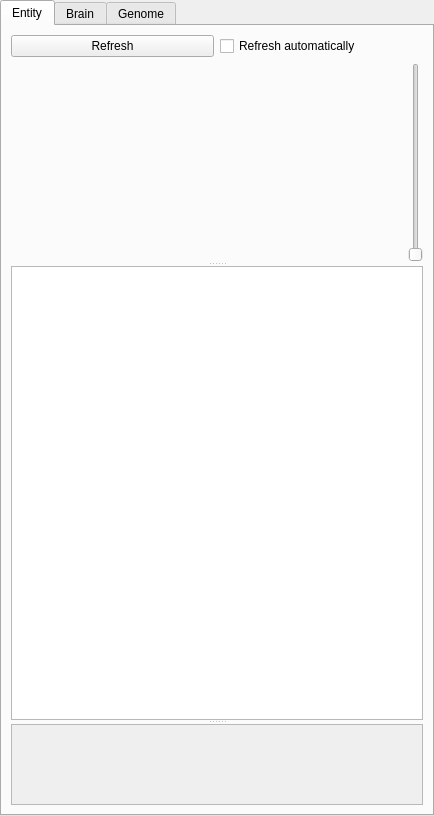
Old version of the form src/InspectorPanel.ui in the repository SebastianTroy/EoBE.
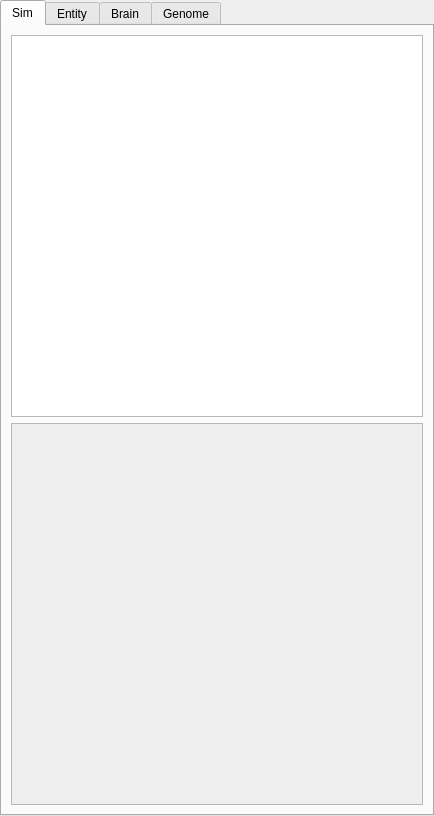
New version of the form. Custom widgets are drawn as their Qt base class.

Commit message: Added Sim tab to Inspector UI, and reduced control complexity -Removed fixed seed from main (left in from for testing QuadTree performance) -Inspector UI now updates at a fixed frequency, rather than each tick -InspectorUI now always updates automatically, with no switch to turn it off -Entity tab now hidden when no entity is selected -EntityProperty is now just Generic Property so that other classes can use it

```diff
--- a/src/InspectorPanel.ui
+++ b/src/InspectorPanel.ui
@@ -19,26 +19,112 @@
   <property name="usesScrollButtons">
    <bool>false</bool>
   </property>
+  <widget class="QWidget" name="simTab">
+   <attribute name="title">
+    <string>Sim</string>
+   </attribute>
+   <layout class="QGridLayout" name="gridLayout_2">
+    <item row="1" column="0" colspan="2">
+     <widget class="QScrollArea" name="simPropertyDescriptionScollArea">
+      <property name="horizontalScrollBarPolicy">
+       <enum>Qt::ScrollBarAlwaysOff</enum>
+      </property>
+      <property name="sizeAdjustPolicy">
+       <enum>QAbstractScrollArea::AdjustToContents</enum>
+      </property>
+      <property name="widgetResizable">
+       <bool>true</bool>
+      </property>
+      <widget class="QWidget" name="simPropertyScrollAreaContents">
+       <property name="geometry">
+        <rect>
+         <x>0</x>
+         <y>0</y>
+         <width>408</width>
+         <height>381</height>
+        </rect>
+       </property>
+       <layout class="QHBoxLayout" name="horizontalLayout_4">
+        <item>
+         <widget class="QLabel" name="simPropertyDescription">
+          <property name="text">
+           <string/>
+          </property>
+          <property name="wordWrap">
+           <bool>true</bool>
+          </property>
+         </widget>
+        </item>
+       </layout>
+      </widget>
+     </widget>
+    </item>
+    <item row="0" column="0" colspan="2">
+     <widget class="QTableView" name="simProperties">
+      <property name="horizontalScrollBarPolicy">
+       <enum>Qt::ScrollBarAlwaysOff</enum>
+      </property>
+      <property name="editTriggers">
+       <set>QAbstractItemView::NoEditTriggers</set>
+      </property>
+      <property name="tabKeyNavigation">
+       <bool>false</bool>
+      </property>
+      <property name="showDropIndicator" stdset="0">
+       <bool>false</bool>
+      </property>
+      <property name="dragDropOverwriteMode">
+       <bool>false</bool>
+      </property>
+      <property name="alternatingRowColors">
+       <bool>true</bool>
+      </property>
+      <property name="selectionMode">
+       <enum>QAbstractItemView::NoSelection</enum>
+      </property>
+      <property name="verticalScrollMode">
+       <enum>QAbstractItemView::ScrollPerPixel</enum>
+      </property>
+      <property name="horizontalScrollMode">
+       <enum>QAbstractItemView::ScrollPerPixel</enum>
+      </property>
+      <property name="cornerButtonEnabled">
+       <bool>false</bool>
+      </property>
+      <attribute name="horizontalHeaderVisible">
+       <bool>false</bool>
+      </attribute>
+      <attribute name="horizontalHeaderCascadingSectionResizes">
+       <bool>true</bool>
+      </attribute>
+      <attribute name="horizontalHeaderMinimumSectionSize">
+       <number>30</number>
+      </attribute>
+      <attribute name="horizontalHeaderDefaultSectionSize">
+       <number>30</number>
+      </attribute>
+      <attribute name="horizontalHeaderStretchLastSection">
+       <bool>true</bool>
+      </attribute>
+      <attribute name="verticalHeaderVisible">
+       <bool>false</bool>
+      </attribute>
+      <attribute name="verticalHeaderCascadingSectionResizes">
+       <bool>true</bool>
+      </attribute>
+      <attribute name="verticalHeaderShowSortIndicator" stdset="0">
+       <bool>false</bool>
+      </attribute>
+     </widget>
+    </item>
+   </layout>
+  </widget>
   <widget class="QWidget" name="entityTab">
    <attribute name="title">
     <string>Entity</string>
    </attribute>
    <layout class="QGridLayout" name="gridLayout">
-    <item row="0" column="0">
-     <widget class="QPushButton" name="refreshButton">
-      <property name="text">
-       <string>Refresh</string>
-      </property>
-     </widget>
-    </item>
-    <item row="0" column="1">
-     <widget class="QCheckBox" name="refreshAutoCheckBox">
-      <property name="text">
-       <string>Refresh automatically</string>
-      </property>
-     </widget>
-    </item>
-    <item row="2" column="0" colspan="2">
+    <item row="1" column="0" colspan="2">
      <widget class="QSplitter" name="splitter">
       <property name="orientation">
        <enum>Qt::Vertical</enum>
```
Left out of the diff: 2 changed lines with no effect on the pictures. The commit also changes 10 other files.
